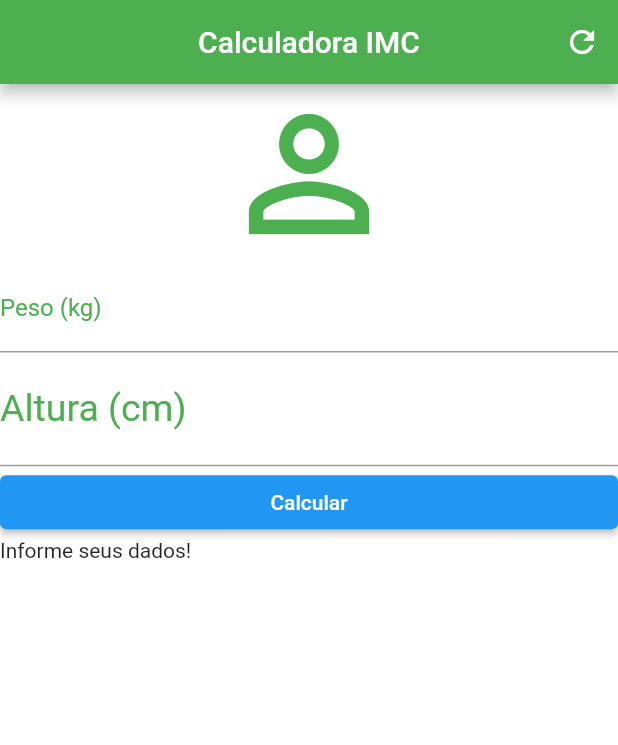
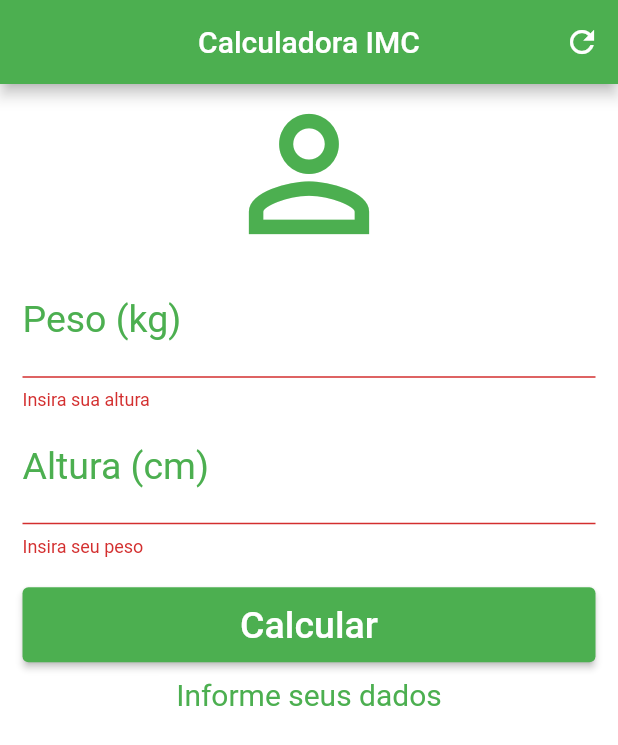
Before and after one commit to diegomarqueszs/Flutter, a Flutter app: the screen it shows after launch, after a tap on "Calcular", on a phone screen of 412 x 824 dp. Shown: the top 745 px of the screen. Run offline on Flutter 3.47's test engine with Material 2 defaults, Android fonts, the phone set to English and light mode, and no system bars; our stand-ins replace camera, flutter_slidable, salomon_bottom_bar, shared_preferences; missing offline and left inert: camera_camera.

Commit message:
Update resultado textFild

```diff
--- a/calculadora_mc/lib/main.dart
+++ b/calculadora_mc/lib/main.dart
@@ -1,9 +1,7 @@
-import 'dart:html';
-
 import 'package:flutter/material.dart';
 
 void main() {
-  runApp(MaterialApp(
+  runApp(const MaterialApp(
     debugShowCheckedModeBanner: false,
     home: Home(),
   ));
@@ -17,51 +15,132 @@ class Home extends StatefulWidget {
 }
 
 class _HomeState extends State<Home> {
+  final TextEditingController weightController = TextEditingController();
+  final TextEditingController heightController = TextEditingController();
+  String _infoText = "Informe seus dados";
+  GlobalKey<FormState> _formKey = GlobalKey<FormState>();
+
+  void _calculate() {
+    setState(() {
+      double weigth = double.parse(weightController.text);
+      double heigth = double.parse(heightController.text) / 100;
+      double imc = weigth / (heigth * heigth);
+      print(imc);
+      if (imc < 18.6) {
+        _infoText = "Abaixo do peso (${imc.toStringAsPrecision(3)} kg)";
+      } else if (imc >= 18.6 && imc < 24.9) {
+        _infoText = "Peso Ideal (${imc.toStringAsPrecision(3)} kg)";
+      } else if (imc >= 24.9 && imc < 24.9) {
+        _infoText =
+            "Levemente Acima do Peso (${imc.toStringAsPrecision(3)} kg)";
+      } else if (imc >= 29.9 && imc < 24.9) {
+        _infoText = "Obesidade Grau I (${imc.toStringAsPrecision(3)} kg)";
+      } else if (imc >= 34.9 && imc < 24.9) {
+        _infoText = "Obesidade Grau II (${imc.toStringAsPrecision(3)} kg)";
+      } else if (imc >= 40) {
+        _infoText = "Obesidade Grau III (${imc.toStringAsPrecision(3)} kg)";
+      }
+    });
+  }
+
   @override
   Widget build(BuildContext context) {
     return Scaffold(
       appBar: AppBar(
         centerTitle: true,
-        title: Text('Calculadora IMC'),
+        title: const Text('Calculadora IMC'),
         backgroundColor: Colors.green,
         actions: [
           IconButton(
-            onPressed: () {},
-            icon: Icon(Icons.refresh),
+            onPressed: () {
+              setState(() {
+                heightController.clear();
+                weightController.clear();
+                _infoText = "Informe seus dados";
+                _formKey = GlobalKey<FormState>();
+              });
+            },
+            icon: const Icon(Icons.refresh),
           )
         ],
       ),
       backgroundColor: Colors.white,
-      body: Column(
+      body: SingleChildScrollView(
+        padding: const EdgeInsets.symmetric(horizontal: 15),
+        child: Form(
+          key: _formKey,
+          child: Column(
             crossAxisAlignment: CrossAxisAlignment.stretch,
             children: [
-          Icon(
+              const Icon(
                 Icons.person_outline,
                 color: Colors.green,
                 size: 120,
               ),
-          TextField(
+              TextFormField(
+                controller: weightController,
                 keyboardType: TextInputType.number,
-            decoration: InputDecoration(
+                validator: (value) {
+                  if (value!.isEmpty) {
+                    return "Insira sua altura";
+                  }
+                },
+                decoration: const InputDecoration(
                   labelText: 'Peso (kg)',
                   labelStyle: TextStyle(color: Colors.green),
                 ),
+                textAlign: TextAlign.center,
+                style: const TextStyle(color: Colors.green, fontSize: 25),
               ),
-          TextField(
+              TextFormField(
+                controller: heightController,
                 keyboardType: TextInputType.number,
-            decoration: InputDecoration(
+                validator: (value) {
+                  if (value!.isEmpty) {
+                    return "Insira seu peso";
+                  }
+                },
+                decoration: const InputDecoration(
                   labelText: 'Altura (cm)',
                   labelStyle: TextStyle(color: Colors.green),
                 ),
                 textAlign: TextAlign.center,
-            style: TextStyle(color: Colors.green, fontSize: 25),
+                style: const TextStyle(color: Colors.green, fontSize: 25),
               ),
-          ElevatedButton(
-            onPressed: () {},
-            child: Text('Calcular'),
+              const SizedBox(
+                height: 20,
               ),
-          Text('Informe seus dados!')
+              SizedBox(
+                height: 50.0,
+                child: ElevatedButton(
+                  style: ElevatedButton.styleFrom(
+                    backgroundColor: Colors.green,
+                  ),
+                  onPressed: () {
+                    if (_formKey.currentState!.validate()) {
+                      _calculate();
+                    }
+                  },
+                  child: const Text(
+                    'Calcular',
+                    style: TextStyle(fontSize: 25),
+                  ),
+                ),
+              ),
+              const SizedBox(
+                height: 10,
+              ),
+              Text(
+                _infoText,
+                textAlign: TextAlign.center,
+                style: const TextStyle(
+                  color: Colors.green,
+                  fontSize: 20,
+                ),
+              )
             ],
+          ),
+        ),
       ),
     );
   }
```
Also changed, not shown: calculadora_mc/Screenshot_6.png (added), 1 other file. Lines whose indentation alone changed are shown as unchanged.
